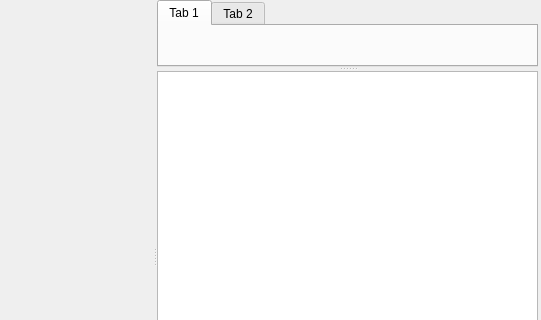
Before: the Qt Designer form Sources/representation/qt/mainform.ui in griefly/griefly, drawn with Qt 5; both pictures show x 229 to 770 and y 0 to 320 of the 770 by 650 pixel window.
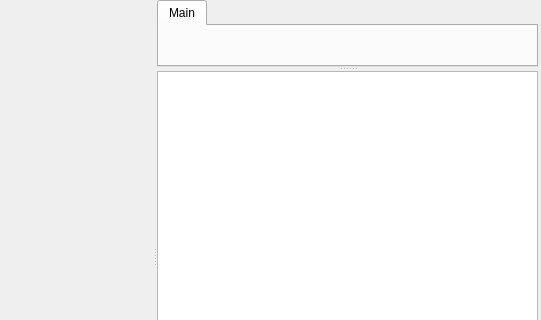
After: the same form once the commit is applied. Custom widgets are drawn as their Qt base class.

Commit message: tabWidget size adjustment #179

```diff
--- a/Sources/representation/qt/mainform.ui
+++ b/Sources/representation/qt/mainform.ui
@@ -72,27 +72,13 @@
        <height>511</height>
       </rect>
      </property>
-     <property name="styleSheet">
-      <string notr="true">QSplitter::handle {
-    background-color: qlineargradient(spread:pad, x1:0, y1:0, x2:1, y2:0, 
-stop:0 rgba(255, 255, 255, 0), 
-stop:0.407273 rgba(200, 200, 200, 255), 
-stop:0.4825 rgba(101, 104, 113, 235), 
-stop:0.6 rgba(255, 255, 255, 0));
-}</string>
-     </property>
      <property name="orientation">
       <enum>Qt::Vertical</enum>
      </property>
      <widget class="QTabWidget" name="tabWidget">
       <widget class="QWidget" name="tab">
        <attribute name="title">
-        <string>Tab 1</string>
-       </attribute>
-      </widget>
-      <widget class="QWidget" name="tab_2">
-       <attribute name="title">
-        <string>Tab 2</string>
+        <string>Main</string>
        </attribute>
       </widget>
      </widget>
```
Left out of the diff: 3 changed lines with no effect on the pictures. The commit also changes 1 other file.
